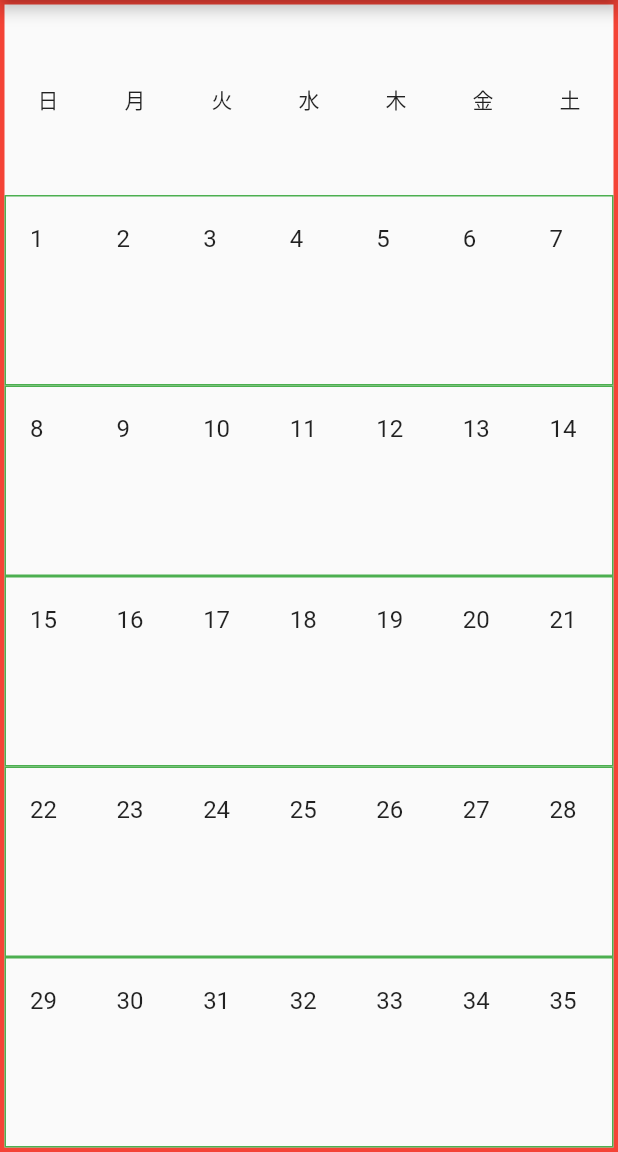
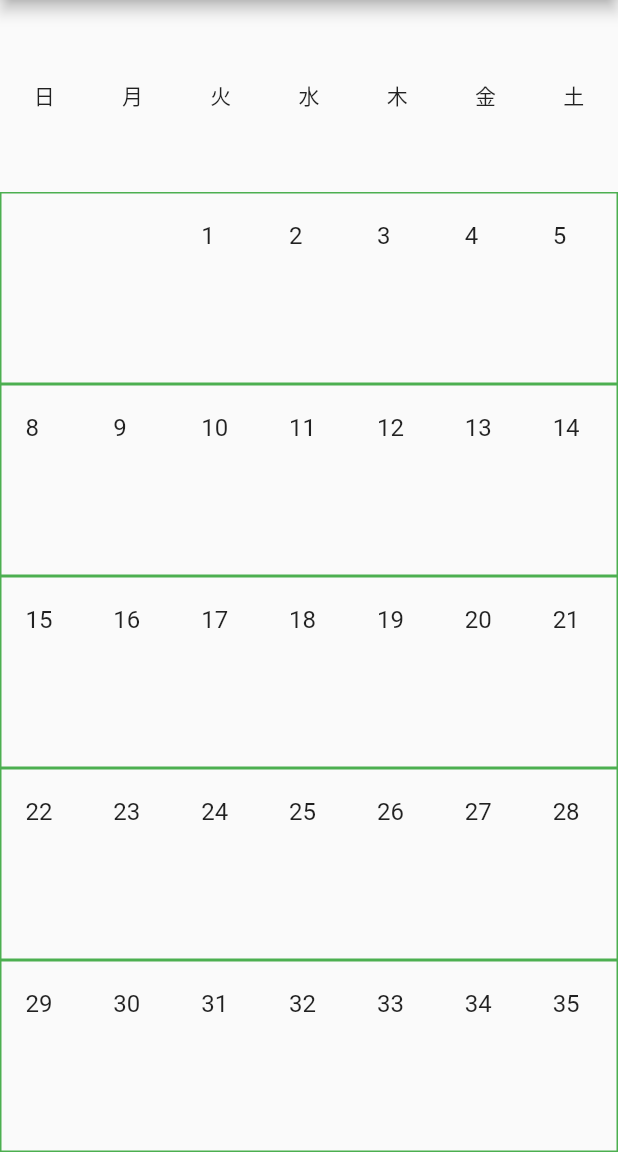
Before and after one commit to datsuns/stamp-calendar, a Flutter app: the screen it shows after launch, on a phone screen of 412 x 824 dp, the part 84-1236 px from its top. Run offline on Flutter 3.47's test engine with Material 2 defaults, Android fonts, the phone set to English and light mode, and no system bars.

Commit message:
add: 1st day drawing

```diff
--- a/lib/main.dart
+++ b/lib/main.dart
@@ -59,6 +59,18 @@ class _MyHomePageState extends State<MyHomePage> {
     }
   }
 
+  Widget generateEmptyDay(BuildContext context) {
+    var c = ListTile(
+      title: Text(""),
+    );
+    var body = Container(
+        child: Column(
+          children: <Widget>[c],
+        ),
+    );
+    return body;
+  }
+
   Widget generateOneDay(BuildContext context, int day) {
     var c = ListTile(
       title: Text(day.toString()),
@@ -97,7 +109,17 @@ class _MyHomePageState extends State<MyHomePage> {
     );
   }
 
-  Widget generateOneWeek(BuildContext context, int start) {
+  Widget generateOneWeek(BuildContext context, int start, int offset) {
+    var empty = offset;
+    var valid = 7 - offset;
+    print("gen ${start} w/ ${empty}, valid ${valid}");
+    var body = List<Widget>();
+    for( var i = 0; i < offset; i++ ){
+      body.add( Expanded( child: generateEmptyDay(context)) );
+    }
+    for( var i = 0; i < valid; i++ ){
+      body.add( Expanded( child: generateOneDay(context, start + i) ) );
+    }
     return Container(
       decoration: BoxDecoration(border: Border.all(
           color: Colors.green,
@@ -106,36 +128,30 @@ class _MyHomePageState extends State<MyHomePage> {
       ),
       child: Row(
         mainAxisAlignment: MainAxisAlignment.spaceEvenly,
-        children: <Widget>[
-          Expanded( child: generateOneDay(context, start + 0) ),
-          Expanded( child: generateOneDay(context, start + 1) ),
-          Expanded( child: generateOneDay(context, start + 2) ),
-          Expanded( child: generateOneDay(context, start + 3) ),
-          Expanded( child: generateOneDay(context, start + 4) ),
-          Expanded( child: generateOneDay(context, start + 5) ),
-          Expanded( child: generateOneDay(context, start + 6) ),
-        ],
-      ),
+        children: body,
+        ),
     );
   }
 
-  Widget generateMainView(BuildContext context) {
+  Widget generateMainView(BuildContext context, int month, int lastDay, int weekday) {
+    print("m ${month} l ${lastDay} w ${weekday}");
+    var secondStart = 7 - weekday;
     return Container(
-      decoration: BoxDecoration(border: Border.all(
-          color: Colors.red,
-          width: 3.0,
-          ),
-        ),
+      //decoration: BoxDecoration(border: Border.all(
+      //    color: Colors.red,
+      //    width: 1.0,
+      //    ),
+      //  ),
 
       child: Column(
         mainAxisAlignment: MainAxisAlignment.spaceEvenly,
         children: <Widget>[
           Expanded( child: generateWeekTitle(context) ),
-          Expanded( child: generateOneWeek(context, 1) ),
-          Expanded( child: generateOneWeek(context, 8) ),
-          Expanded( child: generateOneWeek(context, 15) ),
-          Expanded( child: generateOneWeek(context, 22) ),
-          Expanded( child: generateOneWeek(context, 29) ),
+          Expanded( child: generateOneWeek(context, 1, weekday) ),
+          Expanded( child: generateOneWeek(context, 8, 0) ),
+          Expanded( child: generateOneWeek(context, 15, 0) ),
+          Expanded( child: generateOneWeek(context, 22, 0) ),
+          Expanded( child: generateOneWeek(context, 29, 0) ),
         ],
       )
     );
@@ -143,11 +159,14 @@ class _MyHomePageState extends State<MyHomePage> {
 
   @override
   Widget build(BuildContext context) {
+    final now = DateTime.now();
+    final first = new DateTime(now.year, now.month, 1);
+    final last = new DateTime(now.year, now.month + 1, 0);
     return Scaffold(
       appBar: AppBar(
         title: Text(widget.title),
       ),
-      body: generateMainView(context),
+      body: generateMainView(context, first.month, last.day, first.weekday),
     );
   }
 }
```
